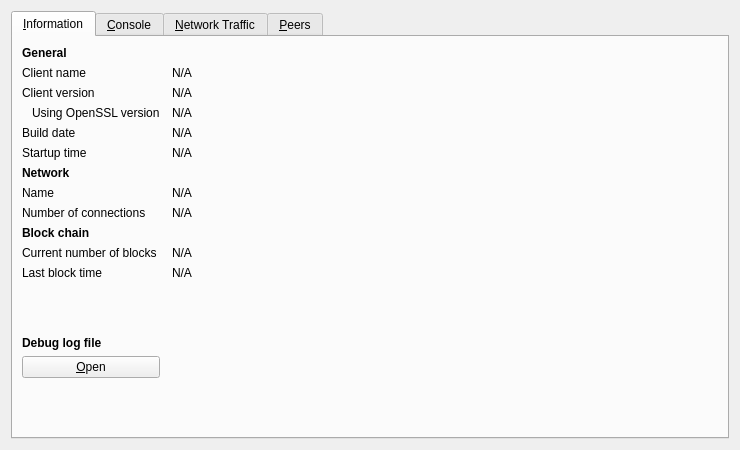
This is src/qt/forms/rpcconsole.ui in dogecoin/dogecoin as Qt 5 draws it before an edit. The edited form follows.
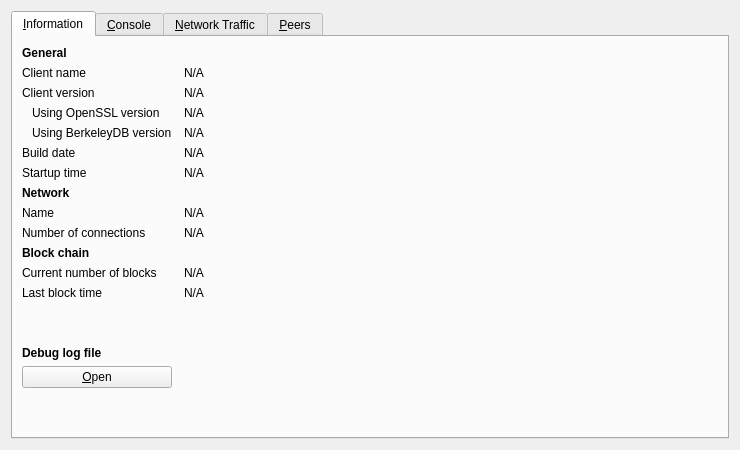
This is the edited form. Icons and pictures are not drawn. Custom widgets are drawn as their Qt base class.

Commit message:
[Qt] add BerkeleyDB version info to RPCConsole
- to match info function between debug.log and RPCConsole

```diff
--- a/src/qt/forms/rpcconsole.ui
+++ b/src/qt/forms/rpcconsole.ui
@@ -113,13 +113,39 @@
         </widget>
        </item>
        <item row="4" column="0">
+        <widget class="QLabel" name="label_berkeleyDBVersion">
+         <property name="text">
+          <string>Using BerkeleyDB version</string>
+         </property>
+         <property name="indent">
+          <number>10</number>
+         </property>
+        </widget>
+       </item>
+       <item row="4" column="1">
+        <widget class="QLabel" name="berkeleyDBVersion">
+         <property name="cursor">
+          <cursorShape>IBeamCursor</cursorShape>
+         </property>
+         <property name="text">
+          <string>N/A</string>
+         </property>
+         <property name="textFormat">
+          <enum>Qt::PlainText</enum>
+         </property>
+         <property name="textInteractionFlags">
+          <set>Qt::LinksAccessibleByMouse|Qt::TextSelectableByKeyboard|Qt::TextSelectableByMouse</set>
+         </property>
+        </widget>
+       </item>
+       <item row="5" column="0">
         <widget class="QLabel" name="label_12">
          <property name="text">
           <string>Build date</string>
          </property>
         </widget>
        </item>
-       <item row="4" column="1">
+       <item row="5" column="1">
         <widget class="QLabel" name="buildDate">
          <property name="cursor">
           <cursorShape>IBeamCursor</cursorShape>
@@ -135,14 +161,14 @@
          </property>
         </widget>
        </item>
-       <item row="5" column="0">
+       <item row="6" column="0">
         <widget class="QLabel" name="label_13">
          <property name="text">
           <string>Startup time</string>
          </property>
         </widget>
        </item>
-       <item row="5" column="1">
+       <item row="6" column="1">
         <widget class="QLabel" name="startupTime">
          <property name="cursor">
           <cursorShape>IBeamCursor</cursorShape>
@@ -158,7 +184,7 @@
          </property>
         </widget>
        </item>
-       <item row="6" column="0">
+       <item row="7" column="0">
         <widget class="QLabel" name="label_11">
          <property name="font">
           <font>
@@ -171,14 +197,14 @@
          </property>
         </widget>
        </item>
-       <item row="7" column="0">
+       <item row="8" column="0">
         <widget class="QLabel" name="label_8">
          <property name="text">
           <string>Name</string>
          </property>
         </widget>
        </item>
-       <item row="7" column="1">
+       <item row="8" column="1">
         <widget class="QLabel" name="networkName">
          <property name="cursor">
           <cursorShape>IBeamCursor</cursorShape>
@@ -194,14 +220,14 @@
          </property>
         </widget>
        </item>
-       <item row="8" column="0">
+       <item row="9" column="0">
         <widget class="QLabel" name="label_7">
          <property name="text">
           <string>Number of connections</string>
          </property>
         </widget>
        </item>
-       <item row="8" column="1">
+       <item row="9" column="1">
         <widget class="QLabel" name="numberOfConnections">
          <property name="cursor">
           <cursorShape>IBeamCursor</cursorShape>
@@ -217,7 +243,7 @@
          </property>
         </widget>
        </item>
-       <item row="9" column="0">
+       <item row="10" column="0">
         <widget class="QLabel" name="label_10">
          <property name="font">
           <font>
@@ -230,14 +256,14 @@
          </property>
         </widget>
        </item>
-       <item row="10" column="0">
+       <item row="11" column="0">
         <widget class="QLabel" name="label_3">
          <property name="text">
           <string>Current number of blocks</string>
          </property>
         </widget>
        </item>
-       <item row="10" column="1">
+       <item row="11" column="1">
         <widget class="QLabel" name="numberOfBlocks">
          <property name="cursor">
           <cursorShape>IBeamCursor</cursorShape>
@@ -253,14 +279,14 @@
          </property>
         </widget>
        </item>
-       <item row="11" column="0">
+       <item row="12" column="0">
         <widget class="QLabel" name="label_2">
          <property name="text">
           <string>Last block time</string>
          </property>
         </widget>
        </item>
-       <item row="11" column="1">
+       <item row="12" column="1">
         <widget class="QLabel" name="lastBlockTime">
          <property name="cursor">
           <cursorShape>IBeamCursor</cursorShape>
@@ -276,7 +302,7 @@
          </property>
         </widget>
        </item>
-       <item row="12" column="0">
+       <item row="13" column="0">
         <spacer name="verticalSpacer_2">
          <property name="orientation">
           <enum>Qt::Vertical</enum>
@@ -289,7 +315,7 @@
          </property>
         </spacer>
        </item>
-       <item row="13" column="0">
+       <item row="14" column="0">
         <widget class="QLabel" name="labelDebugLogfile">
          <property name="font">
           <font>
@@ -302,7 +328,7 @@
          </property>
         </widget>
        </item>
-       <item row="14" column="0">
+       <item row="15" column="0">
         <widget class="QPushButton" name="openDebugLogfileButton">
          <property name="toolTip">
           <string>Open the Dogecoin debug log file from the current data directory. This can take a few seconds for large log files.</string>
@@ -315,7 +341,7 @@
          </property>
         </widget>
        </item>
-       <item row="15" column="0">
+       <item row="16" column="0">
         <spacer name="verticalSpacer">
          <property name="orientation">
           <enum>Qt::Vertical</enum>
```
The commit also changes 1 other file.
